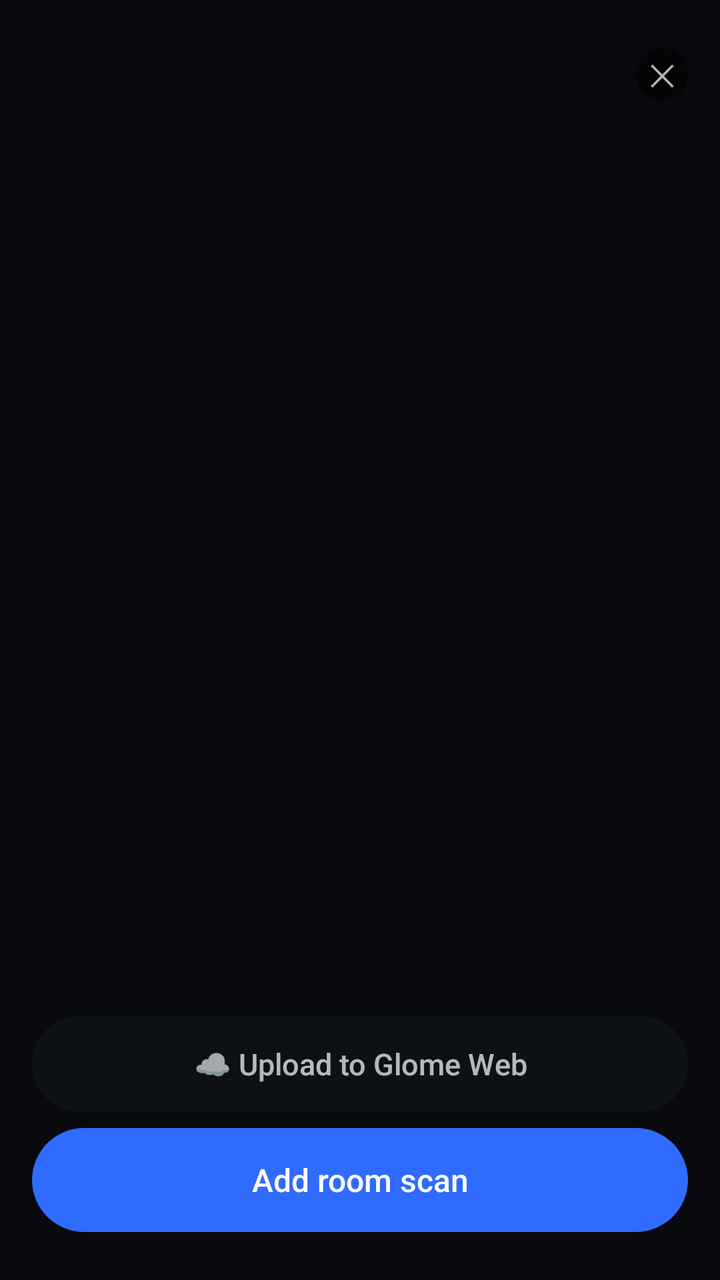
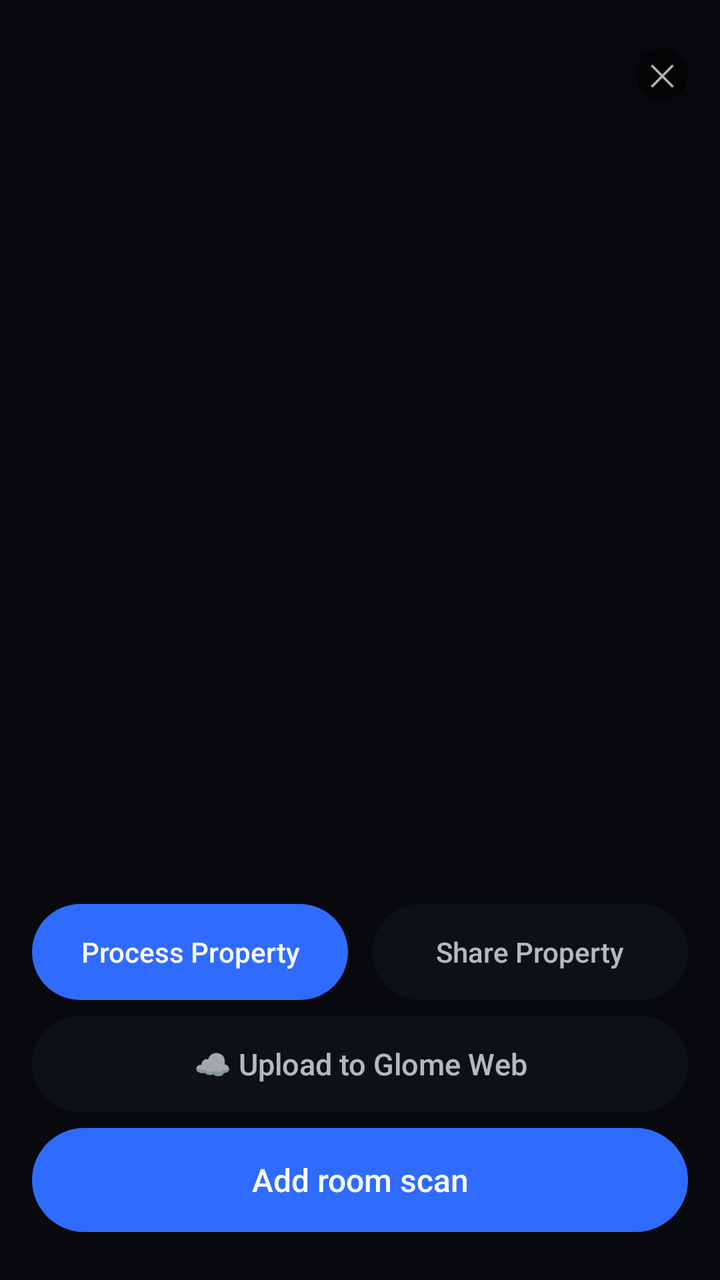

Compare the two renders of this Android layout. The source of the first and the diff that turns it into the second are given below.
<!-- AndroidManifest.xml: application theme Theme.GlomeArScan -->
<!-- res/layout/activity_property_detail.xml -->
<?xml version="1.0" encoding="utf-8"?>
<LinearLayout xmlns:android="http://schemas.android.com/apk/res/android"
    android:layout_width="match_parent"
    android:layout_height="match_parent"
    android:orientation="vertical"
    android:background="@color/ink"
    android:paddingTop="24dp">

    <LinearLayout
        android:layout_width="match_parent"
        android:layout_height="wrap_content"
        android:orientation="horizontal"
        android:gravity="center_vertical"
        android:paddingHorizontal="16dp"
        android:paddingBottom="12dp">

        <LinearLayout
            android:layout_width="0dp"
            android:layout_height="wrap_content"
            android:layout_weight="1"
            android:orientation="vertical">

            <TextView
                android:id="@+id/addressText"
                android:layout_width="match_parent"
                android:layout_height="wrap_content"
                android:textColor="@color/text_secondary"
                android:textSize="18sp"
                android:fontFamily="sans-serif-medium" />

            <TextView
                android:id="@+id/noteText"
                android:layout_width="match_parent"
                android:layout_height="wrap_content"
                android:textColor="@color/text_faint"
                android:textSize="12sp"
                android:visibility="gone" />
        </LinearLayout>

        <TextView
            android:id="@+id/closeButton"
            android:layout_width="26dp"
            android:layout_height="26dp"
            android:background="@drawable/pill"
            android:gravity="center"
            android:textColor="@color/text_secondary"
            android:textSize="15sp"
            android:contentDescription="Close"
            android:text="&#10005;" />
    </LinearLayout>

    <TextView
        android:id="@+id/emptyText"
        android:layout_width="match_parent"
        android:layout_height="wrap_content"
        android:layout_marginTop="48dp"
        android:gravity="center"
        android:text="No rooms scanned yet."
        android:textColor="@color/text_faint"
        android:textSize="14sp"
        android:visibility="gone" />

    <ScrollView
        android:layout_width="match_parent"
        android:layout_height="0dp"
        android:layout_weight="1">

        <LinearLayout
            android:id="@+id/roomList"
            android:layout_width="match_parent"
            android:layout_height="wrap_content"
            android:orientation="vertical"
            android:paddingHorizontal="12dp"
            android:paddingBottom="12dp" />
    </ScrollView>

    <LinearLayout
        android:layout_width="match_parent"
        android:layout_height="wrap_content"
        android:orientation="vertical"
        android:paddingHorizontal="16dp"
        android:paddingBottom="24dp">

        <Button
            android:id="@+id/uploadPropertyButton"
            android:layout_width="match_parent"
            android:layout_height="48dp"
            android:layout_marginBottom="8dp"
            android:background="@drawable/btn_pill"
            android:backgroundTint="@color/card"
            android:stateListAnimator="@null"
            android:text="☁️ Upload to Glome Web"
            android:textAllCaps="false"
            android:textColor="@color/text_secondary"
            android:textSize="15sp" />

        <Button
            android:id="@+id/viewTourButton"
            android:layout_width="match_parent"
            android:layout_height="48dp"
            android:layout_marginBottom="8dp"
            android:background="@drawable/btn_pill"
            android:backgroundTint="@color/card"
            android:stateListAnimator="@null"
            android:text="View mesh and Gaussian splat"
            android:textAllCaps="false"
            android:textColor="@color/text_secondary"
            android:textSize="15sp"
            android:visibility="gone" />

        <Button
            android:id="@+id/addRoomButton"
            android:layout_width="match_parent"
            android:layout_height="52dp"
            android:background="@drawable/btn_pill"
            android:backgroundTint="@color/action"
            android:stateListAnimator="@null"
            android:text="Add room scan"
            android:textAllCaps="false"
            android:textColor="@color/text_primary"
            android:textSize="16sp" />
    </LinearLayout>
</LinearLayout>
<!-- resources referenced by this layout -->
<resources>
  <color name="action">#FF2F6BFF</color>
  <color name="card">#B3121417</color>
  <color name="ink">#FF07090C</color>
  <color name="text_faint">#80FFFFFF</color>
  <color name="text_primary">#FFFFFFFF</color>
  <color name="text_secondary">#B3FFFFFF</color>
  <!-- drawable btn_pill (drawable) -->
  <?xml version="1.0" encoding="utf-8"?>
  <shape xmlns:android="http://schemas.android.com/apk/res/android" android:shape="rectangle">
      <corners android:radius="100dp" />
      <solid android:color="@android:color/white" />
  </shape>
  <!-- drawable pill (drawable) -->
  <?xml version="1.0" encoding="utf-8"?>
  <shape xmlns:android="http://schemas.android.com/apk/res/android" android:shape="rectangle">
      <corners android:radius="100dp" />
      <solid android:color="@color/pill" />
  </shape>
  <style name="Theme.GlomeArScan" parent="Theme.AppCompat.NoActionBar">
          <item name="android:windowBackground">@color/ink</item>
          <item name="android:statusBarColor">@android:color/transparent</item>
          <item name="android:navigationBarColor">@android:color/transparent</item>
          <item name="android:windowLightStatusBar">false</item>
          <item name="android:windowLightNavigationBar">false</item>
      </style>
  <color name="pill">#99000000</color>
</resources>

<!-- the commit's change to res/layout/activity_property_detail.xml (unified diff, before → after) -->
@@ -81,6 +81,67 @@
         android:paddingHorizontal="16dp"
         android:paddingBottom="24dp">
 
+        <LinearLayout
+            android:id="@+id/propertyActionLayout"
+            android:layout_width="match_parent"
+            android:layout_height="wrap_content"
+            android:orientation="horizontal"
+            android:layout_marginBottom="8dp">
+
+            <Button
+                android:id="@+id/processPropertyButton"
+                android:layout_width="0dp"
+                android:layout_height="48dp"
+                android:layout_weight="1"
+                android:layout_marginEnd="6dp"
+                android:background="@drawable/btn_pill"
+                android:backgroundTint="@color/action"
+                android:stateListAnimator="@null"
+                android:text="Process Property"
+                android:textAllCaps="false"
+                android:textColor="@color/text_primary"
+                android:textSize="14sp" />
+
+            <Button
+                android:id="@+id/sharePropertyButton"
+                android:layout_width="0dp"
+                android:layout_height="48dp"
+                android:layout_weight="1"
+                android:layout_marginStart="6dp"
+                android:background="@drawable/btn_pill"
+                android:backgroundTint="@color/card"
+                android:stateListAnimator="@null"
+                android:text="Share Property"
+                android:textAllCaps="false"
+                android:textColor="@color/text_secondary"
+                android:textSize="14sp" />
+        </LinearLayout>
+
+        <LinearLayout
+            android:id="@+id/propertyBatchProgressLayout"
+            android:layout_width="match_parent"
+            android:layout_height="wrap_content"
+            android:orientation="vertical"
+            android:layout_marginBottom="8dp"
+            android:visibility="gone">
+
+            <ProgressBar
+                android:id="@+id/propertyBatchProgress"
+                style="?android:attr/progressBarStyleHorizontal"
+                android:layout_width="match_parent"
+                android:layout_height="wrap_content"
+                android:max="100" />
+
+            <TextView
+                android:id="@+id/propertyBatchProgressText"
+                android:layout_width="match_parent"
+                android:layout_height="wrap_content"
+                android:gravity="center"
+                android:layout_marginTop="2dp"
+                android:textColor="@color/text_faint"
+                android:textSize="12sp" />
+        </LinearLayout>
+
         <Button
             android:id="@+id/uploadPropertyButton"
             android:layout_width="match_parent"
